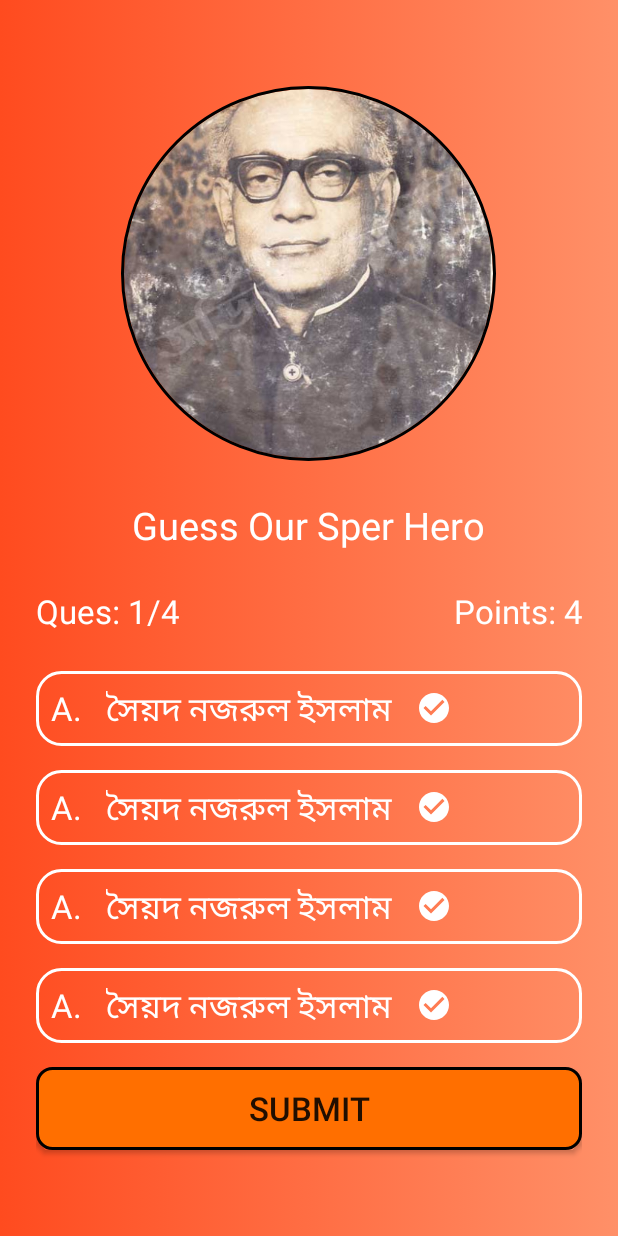
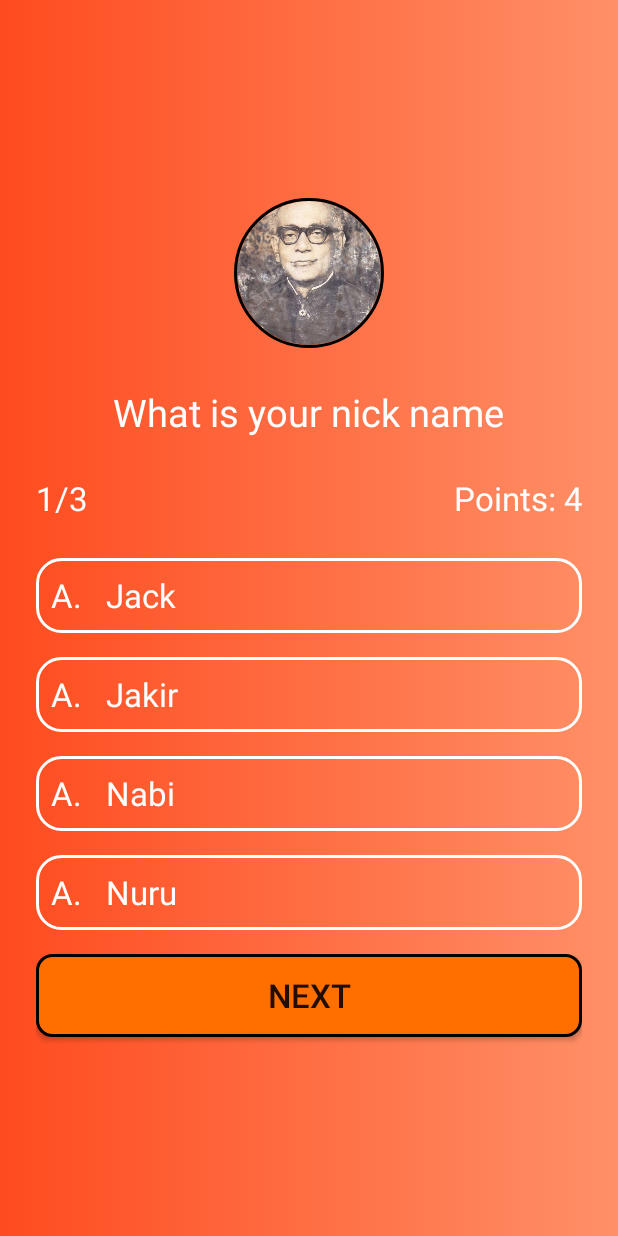
Before and after one commit to jakariya0dev/Kotlin-App-Feature, an Android app: the QuizApp screen opened directly, with no data from a screen before it, on a phone screen of 412 x 824 dp. Run offline under Robolectric (Android 15) with nearby library versions, the phone set to English and light mode, and no system bars; our stand-ins replace CircleImageView.

Commit message:
quiz app logic implemented

```diff
--- a/app/src/main/java/com/example/kotlinappfeature/QuizApp.kt
+++ b/app/src/main/java/com/example/kotlinappfeature/QuizApp.kt
@@ -1,11 +1,203 @@
 package com.example.kotlinappfeature
 
+import android.graphics.Color
 import androidx.appcompat.app.AppCompatActivity
 import android.os.Bundle
+import android.util.Log
+import android.view.LayoutInflater
+import android.view.View
+import android.view.View.OnClickListener
+import android.widget.*
+import androidx.appcompat.app.AlertDialog
+import com.google.android.material.snackbar.Snackbar
 
 class QuizApp : AppCompatActivity() {
+
+    private val  questions = listOf<QuizQuestion>(
+        QuizQuestion(
+            "What is your nick name",
+            "Jack",
+            "Jakir",
+            "Nabi",
+            "Nuru",
+            "a"
+        ),
+        QuizQuestion(
+            "What is your gf name",
+            "Rimi",
+            "Riya",
+            "Rimki",
+            "Richi",
+            "b"
+        ),
+        QuizQuestion(
+            "What is your Real name",
+            "Jack",
+            "Jakir",
+            "Hadi",
+            "Nuru",
+            "c"
+        )
+    )
+//    val selectedAnswers = arrayOf<String>()
+    private var index :Int = 0
+    var right = 0
+    var isOptSelected = false;
+
+    private lateinit var tvQues :TextView
+    private lateinit var tvOpt1 :TextView
+    private lateinit var tvOpt2 :TextView
+    private lateinit var tvOpt3 :TextView
+    private lateinit var tvOpt4 :TextView
+    private lateinit var tvQuesNo :TextView
+    private lateinit var tvRemTime :TextView
+    private lateinit var btnNext :Button
+
+    private lateinit var llOptA :LinearLayout
+    private lateinit var llOptB :LinearLayout
+    private lateinit var llOptC :LinearLayout
+    private lateinit var llOptD :LinearLayout
+    private lateinit var ivOptA :ImageView
+    private lateinit var ivOptB :ImageView
+    private lateinit var ivOptC :ImageView
+    private lateinit var ivOptD :ImageView
+
     override fun onCreate(savedInstanceState: Bundle?) {
         super.onCreate(savedInstanceState)
         setContentView(R.layout.activity_quiz_app)
+
+        tvQues = findViewById(R.id.tv_ques_id)
+        tvOpt1 = findViewById(R.id.tv_opt1_id)
+        tvOpt2 = findViewById(R.id.tv_opt2_id)
+        tvOpt3 = findViewById(R.id.tv_opt3_id)
+        tvOpt4 = findViewById(R.id.tv_opt4_id)
+        tvQuesNo = findViewById(R.id.tv_ques_no_id)
+        tvRemTime = findViewById(R.id.tv_rem_time)
+        btnNext = findViewById(R.id.btn_next_id)
+
+        llOptA = findViewById(R.id.ll_oa_id)
+        llOptB = findViewById(R.id.ll_ob_id)
+        llOptC = findViewById(R.id.ll_oc_id)
+        llOptD = findViewById(R.id.ll_od_id)
+
+        ivOptA = findViewById(R.id.iv_oa_id)
+        ivOptB = findViewById(R.id.iv_ob_id)
+        ivOptC = findViewById(R.id.iv_oc_id)
+        ivOptD = findViewById(R.id.iv_od_id)
+
+        tvQues.text = questions[index].mQues
+        tvOpt1.text = questions[index].mOpt1
+        tvOpt2.text = questions[index].mOpt2
+        tvOpt3.text = questions[index].mOpt3
+        tvOpt4.text = questions[index].mOpt4
+        tvQuesNo.text = "${index+1}/${questions.size}"
+
+        val builder = AlertDialog.Builder(this)
+        val view = LayoutInflater.from(this).inflate(R.layout.quiz_result, null)
+        builder.setView(view)
+        builder.setCancelable(false)
+        lateinit var dialog :AlertDialog
+
+
+        view.findViewById<Button>(R.id.btn_close_id).setOnClickListener {
+            index = 0
+            dialog.dismiss()
+            startActivity(intent);
+            finish();
+
+        }
+
+        llOptA.setOnClickListener {
+            llOptA.setBackgroundColor(Color.parseColor("#000000"))
+            llOptB.setBackgroundColor(Color.parseColor("#ffffff"))
+            llOptC.setBackgroundColor(Color.parseColor("#ffffff"))
+            llOptD.setBackgroundColor(Color.parseColor("#ffffff"))
+
+            ivOptA.visibility = View.VISIBLE
+            ivOptB.visibility = View.INVISIBLE
+            ivOptC.visibility = View.INVISIBLE
+            ivOptD.visibility = View.INVISIBLE
+
+            questions[index].mSelectAns = "a"
+            isOptSelected = true
+
+        }
+        llOptB.setOnClickListener {
+            llOptA.setBackgroundColor(Color.parseColor("#ffffff"))
+            llOptB.setBackgroundColor(Color.parseColor("#000000"))
+            llOptC.setBackgroundColor(Color.parseColor("#ffffff"))
+            llOptD.setBackgroundColor(Color.parseColor("#ffffff"))
+
+            ivOptA.visibility = View.INVISIBLE
+            ivOptB.visibility = View.VISIBLE
+            ivOptC.visibility = View.INVISIBLE
+            ivOptD.visibility = View.INVISIBLE
+            isOptSelected = true
+            questions[index].mSelectAns = "b"
+        }
+        llOptC.setOnClickListener {
+            llOptA.setBackgroundColor(Color.parseColor("#ffffff"))
+            llOptB.setBackgroundColor(Color.parseColor("#ffffff"))
+            llOptC.setBackgroundColor(Color.parseColor("#000000"))
+            llOptD.setBackgroundColor(Color.parseColor("#ffffff"))
+            ivOptA.visibility = View.INVISIBLE
+            ivOptB.visibility = View.INVISIBLE
+            ivOptC.visibility = View.VISIBLE
+            ivOptD.visibility = View.INVISIBLE
+            isOptSelected = true
+            questions[index].mSelectAns = "c"
+        }
+        llOptD.setOnClickListener {
+            llOptA.setBackgroundColor(Color.parseColor("#ffffff"))
+            llOptB.setBackgroundColor(Color.parseColor("#ffffff"))
+            llOptC.setBackgroundColor(Color.parseColor("#ffffff"))
+            llOptD.setBackgroundColor(Color.parseColor("#000000"))
+            ivOptA.visibility = View.INVISIBLE
+            ivOptB.visibility = View.INVISIBLE
+            ivOptC.visibility = View.INVISIBLE
+            ivOptD.visibility = View.VISIBLE
+            isOptSelected = true
+            questions[index].mSelectAns = "d"
+        }
+        btnNext.setOnClickListener {
+
+            if (!isOptSelected){
+                var sb = Snackbar.make(it, "Select Option", Snackbar.LENGTH_SHORT)
+                    sb.setAction("Ok", View.OnClickListener {
+                       sb.dismiss()
+                    })
+                    sb.show()
+            }
+            else if (index < questions.size-1){
+                isOptSelected = false
+                index++
+                tvQues.text = questions[index].mQues
+                tvOpt1.text = questions[index].mOpt1
+                tvOpt2.text = questions[index].mOpt2
+                tvOpt3.text = questions[index].mOpt3
+                tvOpt4.text = questions[index].mOpt4
+
+                llOptA.setBackgroundColor(Color.parseColor("#ffffff"))
+                llOptB.setBackgroundColor(Color.parseColor("#ffffff"))
+                llOptC.setBackgroundColor(Color.parseColor("#ffffff"))
+                llOptD.setBackgroundColor(Color.parseColor("#ffffff"))
+                tvQuesNo.text = "${index+1}/${questions.size}"
+                if (index == questions.size-1) btnNext.text = "Submit"
+            }
+            else{
+                questions.forEach {
+                    Log.d("ans", it.mSelectAns)
+                    if(it.mSelectAns==it.mAns) right++
+                }
+                view.findViewById<TextView>(R.id.tv_result_total_ques_id).text = "Total Question "+questions.size.toString()
+                view.findViewById<TextView>(R.id.tv_result_right_ans).text = "Right Ans "+right.toString()
+                dialog = builder.create()
+                dialog.show()
+
+
+            }
+        }
+
+
     }
 }
--- /dev/null
+++ b/app/src/main/java/com/example/kotlinappfeature/QuizQuestion.kt
@@ -0,0 +1,22 @@
+package com.example.kotlinappfeature
+
+class QuizQuestion(ques :String, opt1 :String, opt2 :String, opt3 :String, opt4 :String, ans :String, selectedAns :String = "") {
+
+    lateinit var mQues :String
+    lateinit var mOpt1 :String
+    lateinit var mOpt2 :String
+    lateinit var mOpt3 :String
+    lateinit var mOpt4 :String
+    lateinit var mAns :String
+    lateinit var mSelectAns :String
+
+    init {
+        mQues = ques
+        mOpt1 = opt1
+        mOpt2 = opt2
+        mOpt3 = opt3
+        mOpt4 = opt4
+        mAns = ans
+        mSelectAns = selectedAns
+    }
+}
--- a/app/src/main/res/layout/activity_quiz_app.xml
+++ b/app/src/main/res/layout/activity_quiz_app.xml
@@ -14,8 +14,8 @@
     <de.hdodenhof.circleimageview.CircleImageView
         xmlns:app="http://schemas.android.com/apk/res-auto"
         android:id="@+id/profile_image"
-        android:layout_width="250dp"
-        android:layout_height="250dp"
+        android:layout_width="100dp"
+        android:layout_height="100dp"
         android:src="@drawable/nl_monsur"
         app:civ_border_width="2dp"
         app:civ_border_color="#FF000000"/>
@@ -25,6 +25,7 @@
         android:layout_height="25dp"/>
 
     <TextView
+        android:id="@+id/tv_ques_id"
         android:text="Guess Our Sper Hero"
         android:textSize="25sp"
         android:textColor="@color/white"
@@ -37,6 +38,7 @@
         android:layout_width="match_parent"
         android:layout_height="wrap_content">
         <TextView
+            android:id="@+id/tv_ques_no_id"
             android:layout_weight="1"
             android:textSize="22sp"
             android:textColor="@color/white"
@@ -44,6 +46,7 @@
             android:layout_width="wrap_content"
             android:layout_height="wrap_content"/>
         <TextView
+            android:id="@+id/tv_rem_time"
             android:gravity="end"
             android:layout_weight="1"
             android:textSize="22sp"
@@ -56,6 +59,7 @@
         android:layout_width="0dp"
         android:layout_height="25dp"/>
     <LinearLayout
+        android:id="@+id/ll_oa_id"
         android:background="@drawable/bg_outline"
         android:padding="10dp"
         android:gravity="center_vertical"
@@ -71,31 +75,33 @@
             android:layout_height="match_parent"/>
 
         <TextView
-
+            android:id="@+id/tv_opt1_id"
+            android:layout_width="wrap_content"
+            android:layout_height="wrap_content"
+            android:layout_marginStart="16dp"
             android:gravity="center_vertical"
-            android:layout_marginStart="16dp"
             android:text="@string/nl_1"
-            android:textSize="22sp"
             android:textColor="#fff"
-            android:layout_width="wrap_content"
-            android:layout_height="match_parent"/>
+            android:textSize="22sp" />
 
         <Space
             android:layout_width="16dp"
             android:layout_height="0dp"/>
 
         <ImageView
-
+            android:visibility="invisible"
+            android:id="@+id/iv_oa_id"
+            android:layout_width="wrap_content"
+            android:layout_height="wrap_content"
             android:layout_gravity="center_vertical"
-            app:tint="@color/white"
             android:src="@drawable/ic_baseline_check_circle_24"
-            android:layout_width="wrap_content"
-            android:layout_height="wrap_content"/>
+            app:tint="@color/white" />
     </LinearLayout>
     <Space
         android:layout_width="0dp"
         android:layout_height="16dp"/>
     <LinearLayout
+        android:id="@+id/ll_ob_id"
         android:background="@drawable/bg_outline"
         android:padding="10dp"
         android:gravity="center_vertical"
@@ -111,7 +117,7 @@
             android:layout_height="match_parent"/>
 
         <TextView
-
+            android:id="@+id/tv_opt2_id"
             android:gravity="center_vertical"
             android:layout_marginStart="16dp"
             android:text="@string/nl_1"
@@ -125,7 +131,8 @@
             android:layout_height="0dp"/>
 
         <ImageView
-
+            android:visibility="invisible"
+            android:id="@+id/iv_ob_id"
             android:layout_gravity="center_vertical"
             app:tint="@color/white"
             android:src="@drawable/ic_baseline_check_circle_24"
@@ -136,6 +143,7 @@
         android:layout_width="0dp"
         android:layout_height="16dp"/>
     <LinearLayout
+        android:id="@+id/ll_oc_id"
         android:background="@drawable/bg_outline"
         android:padding="10dp"
         android:gravity="center_vertical"
@@ -151,7 +159,7 @@
             android:layout_height="match_parent"/>
 
         <TextView
-
+            android:id="@+id/tv_opt3_id"
             android:gravity="center_vertical"
             android:layout_marginStart="16dp"
             android:text="@string/nl_1"
@@ -165,7 +173,8 @@
             android:layout_height="0dp"/>
 
         <ImageView
-
+            android:visibility="invisible"
+            android:id="@+id/iv_oc_id"
             android:layout_gravity="center_vertical"
             app:tint="@color/white"
             android:src="@drawable/ic_baseline_check_circle_24"
@@ -176,6 +185,7 @@
         android:layout_width="0dp"
         android:layout_height="16dp"/>
     <LinearLayout
+        android:id="@+id/ll_od_id"
         android:background="@drawable/bg_outline"
         android:padding="10dp"
         android:gravity="center_vertical"
@@ -191,7 +201,7 @@
             android:layout_height="match_parent"/>
 
         <TextView
-
+            android:id="@+id/tv_opt4_id"
             android:gravity="center_vertical"
             android:layout_marginStart="16dp"
             android:text="@string/nl_1"
@@ -205,7 +215,8 @@
             android:layout_height="0dp"/>
 
         <ImageView
-
+            android:visibility="invisible"
+            android:id="@+id/iv_od_id"
             android:layout_gravity="center_vertical"
             app:tint="@color/white"
             android:src="@drawable/ic_baseline_check_circle_24"
@@ -216,9 +227,11 @@
         android:layout_width="0dp"
         android:layout_height="16dp"/>
     <Button
+        android:id="@+id/btn_next_id"
         android:background="@drawable/submit_btn_bg"
-        android:text="Submit"
+        android:text="Next"
         android:textSize="22sp"
         android:layout_width="match_parent"
         android:layout_height="55dp"/>
+
 </LinearLayout>
```
Also changed, not shown: app/src/main/res/layout/quiz_result.xml (added, +39 -0 lines).
